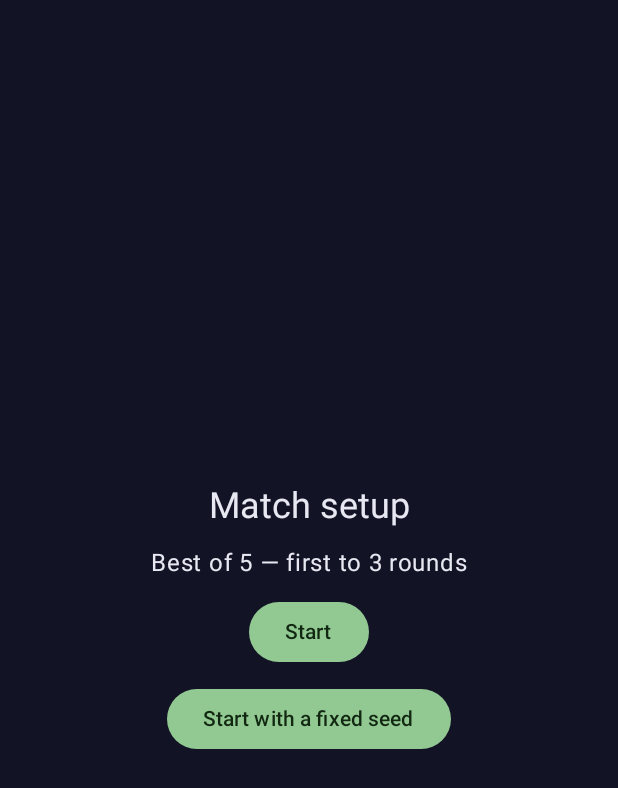
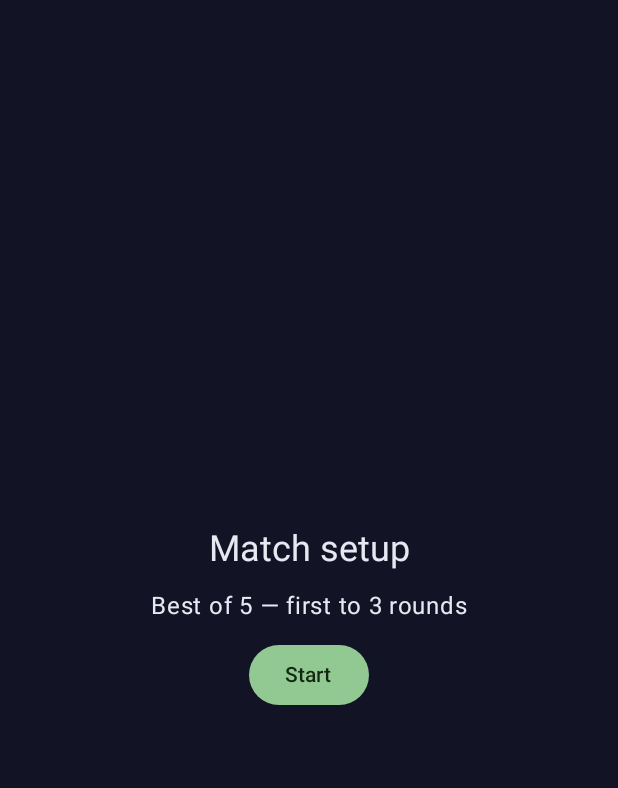
Before and after one commit to mllagostera/throwing-bambu, an Android app built with Jetpack Compose: the composable SetupScreen shown on its own in the app's theme, on a phone screen of 412 x 824 dp. Shown: the top 788 px of the screen. Run offline under Robolectric (Android 15) with nearby library versions, the phone set to English and light mode, and no system bars; network calls fail.

Commit message:
Always play a randomly seeded match
The setup screen offered a second start button that pinned the seed to a
constant, so the same match came up shot for shot. That was a debugging
aid, not a choice worth putting in front of a player, and picking it by
mistake made the game look broken. There is only one way to start now,
and it draws a fresh seed.

The seed comes from Random.nextLong() rather than the clock: two starts
in the same millisecond used to open the same match, and the low bits of
a timestamp are a poor spread for a value the scenario, wind and terrain
are all derived from.

The Bluetooth route keeps a placeholder of its own — the real seed
arrives in the handshake — instead of borrowing the constant this
removes.

```diff
--- a/app/src/main/kotlin/dev/bambu/app/ui/BambuApp.kt
+++ b/app/src/main/kotlin/dev/bambu/app/ui/BambuApp.kt
@@ -49,11 +49,11 @@ import dev.bambu.app.ui.icon.BambuIcons
 import dev.bambu.app.ui.icon.ButtonIcon
 import dev.bambu.app.ui.theme.BambuTheme
 import dev.bambu.core.AiLevel
+import kotlin.random.Random
 
 /** The level slot carries this when there is no AI: two people at the same device. */
 const val NO_LEVEL = "NONE"
 
-internal const val FIXED_SEED = 20260913L
 internal const val ROUNDS_TO_WIN = 3
 
 /**
@@ -300,12 +300,9 @@ private fun SetupScreen(
             }
 
             val chosen = if (solo) level else null
-            Button(onClick = { onStart(System.currentTimeMillis(), ROUNDS_TO_WIN, chosen) }) {
+            // The seed is drawn afresh on every press: each match is a new one.
+            Button(onClick = { onStart(Random.nextLong(), ROUNDS_TO_WIN, chosen) }) {
                 Text(stringResource(R.string.setup_start))
-            }
-            // A known seed makes a bug reproducible: the same match, shot for shot.
-            Button(onClick = { onStart(FIXED_SEED, ROUNDS_TO_WIN, chosen) }) {
-                Text(stringResource(R.string.setup_start_fixed))
             }
         }
     }
--- a/app/src/main/kotlin/dev/bambu/app/ui/bluetooth/BluetoothNav.kt
+++ b/app/src/main/kotlin/dev/bambu/app/ui/bluetooth/BluetoothNav.kt
@@ -4,10 +4,12 @@ import android.os.Build
 import androidx.navigation.NavGraphBuilder
 import androidx.navigation.NavHostController
 import androidx.navigation.compose.composable
-import dev.bambu.app.ui.FIXED_SEED
 import dev.bambu.app.ui.ROUNDS_TO_WIN
 import dev.bambu.app.ui.Routes
 import dev.bambu.app.ui.game.GameScreen
+
+/** Stands in the seed slot of the remote route; the real one arrives in the handshake. */
+private const val PLACEHOLDER_SEED = 0L
 
 /**
  * `Menu → gate → pairing → game`, the Bluetooth branch (§12, §14).
@@ -37,7 +39,7 @@ internal fun NavGraphBuilder.bluetoothDestinations(navController: NavHostControl
         // The seed and the width are the host's, and arrive through the handshake rather
         // than through the route; these two are the placeholders GameScreen ignores.
         GameScreen(
-            seed = FIXED_SEED,
+            seed = PLACEHOLDER_SEED,
             roundsToWin = ROUNDS_TO_WIN,
             aiLevel = null,
             remote = true,
--- a/app/src/main/res/values/strings.xml
+++ b/app/src/main/res/values/strings.xml
@@ -12,7 +12,6 @@
     <string name="setup_title">Match setup</string>
     <string name="setup_rounds">Best of 5 — first to 3 rounds</string>
     <string name="setup_start">Start</string>
-    <string name="setup_start_fixed">Start with a fixed seed</string>
 
     <string name="level_easy">Easy</string>
     <string name="level_medium">Medium</string>
```
Also changed, not shown: 4 other files.
